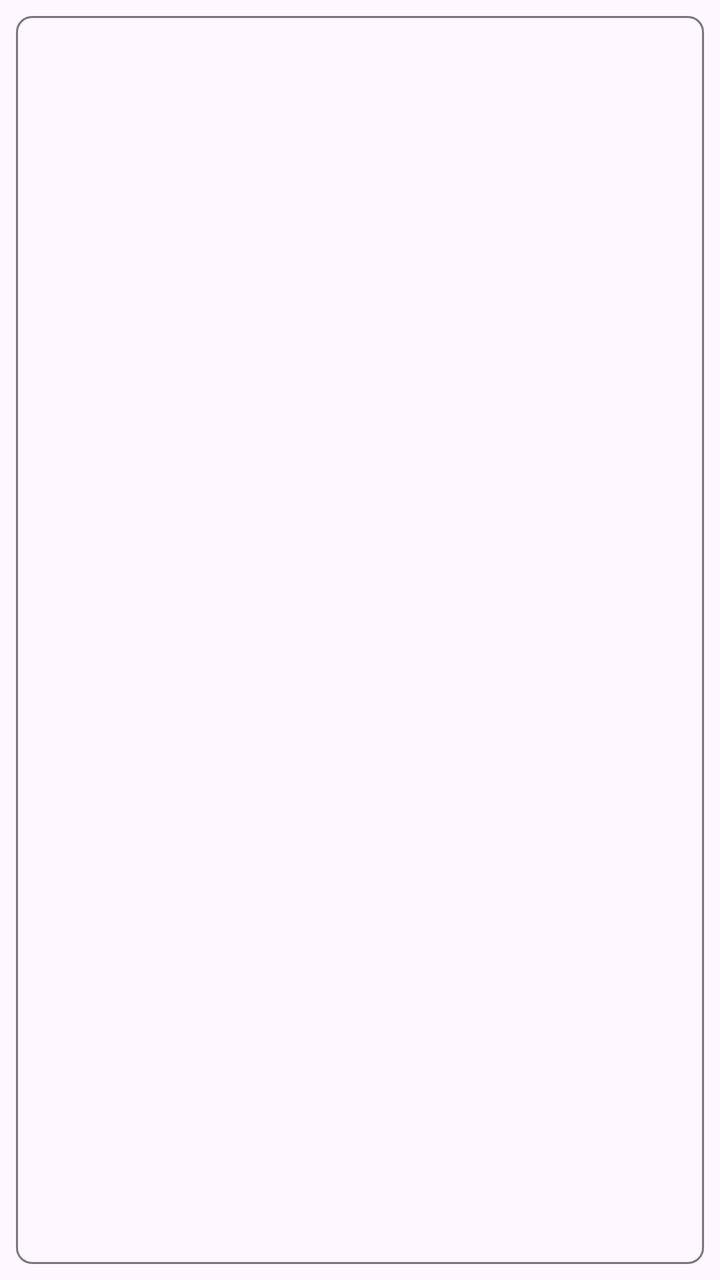
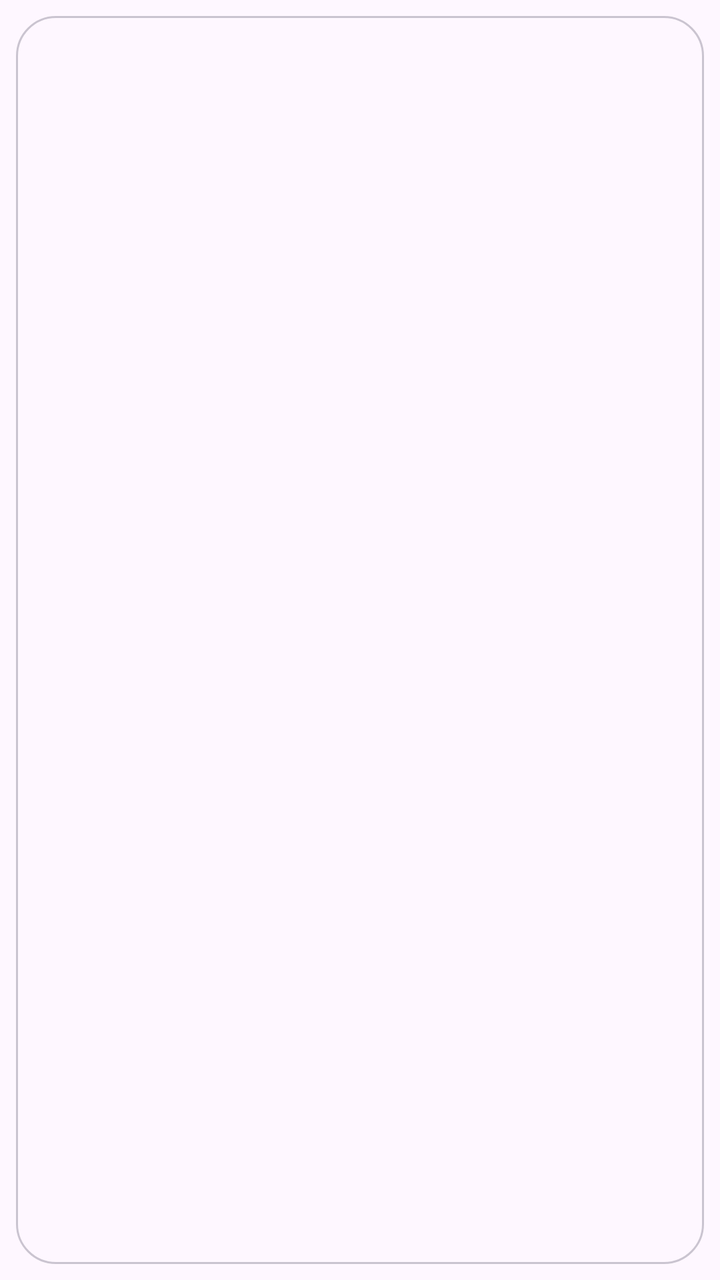

Compare the two renders of this Android layout. The source of the first and the diff that turns it into the second are given below.
<!-- AndroidManifest.xml: application theme Theme.AzokleAuth.Launch -->
<!-- res/layout/chip_group_filter.xml -->
<?xml version="1.0" encoding="utf-8"?>
<com.google.android.material.chip.Chip xmlns:android="http://schemas.android.com/apk/res/android"
    style="@style/Widget.Material3.Chip.Filter"
    android:layout_width="match_parent"
    android:layout_height="match_parent" />
<!-- resources referenced by this layout -->
<resources>
  <style name="Theme.AzokleAuth.Launch" parent="Theme.Material3.DayNight.NoActionBar">
          
          <item name="colorPrimary">@color/md_theme_light_primary</item>
          <item name="android:windowDrawsSystemBarBackgrounds">true</item>
          <item name="android:statusBarColor">@android:color/transparent</item>
      </style>
  <color name="md_theme_light_primary">#2b5bb5</color>
</resources>

<!-- the commit's change to res/layout/chip_group_filter.xml (unified diff, before → after) -->
@@ -1,5 +1,12 @@
 <?xml version="1.0" encoding="utf-8"?>
 <com.google.android.material.chip.Chip xmlns:android="http://schemas.android.com/apk/res/android"
+    xmlns:app="http://schemas.android.com/apk/res-auto"
     style="@style/Widget.Material3.Chip.Filter"
-    android:layout_width="match_parent"
-    android:layout_height="match_parent" />
+    android:layout_width="wrap_content"
+    android:layout_height="wrap_content"
+    android:fontFamily="sans-serif-bold"
+    android:textSize="14sp"
+    app:chipCornerRadius="20dp"
+    app:chipStrokeWidth="1dp"
+    app:chipStrokeColor="?attr/colorOutlineVariant"
+    android:stateListAnimator="@animator/button_press_scale" />
